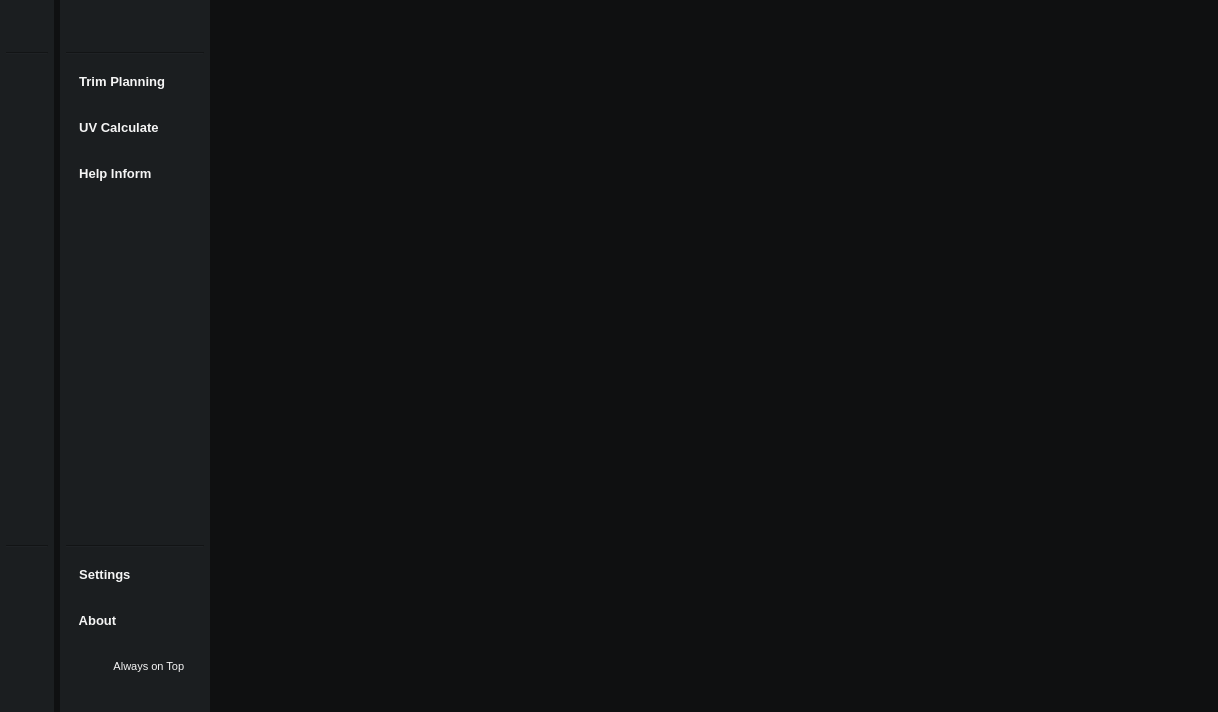
Old version of the form TrimSheet_ToolsV2/Views/WinMain.ui in the repository JoaoFAbrahan/TrimSheet_ToolsV2.
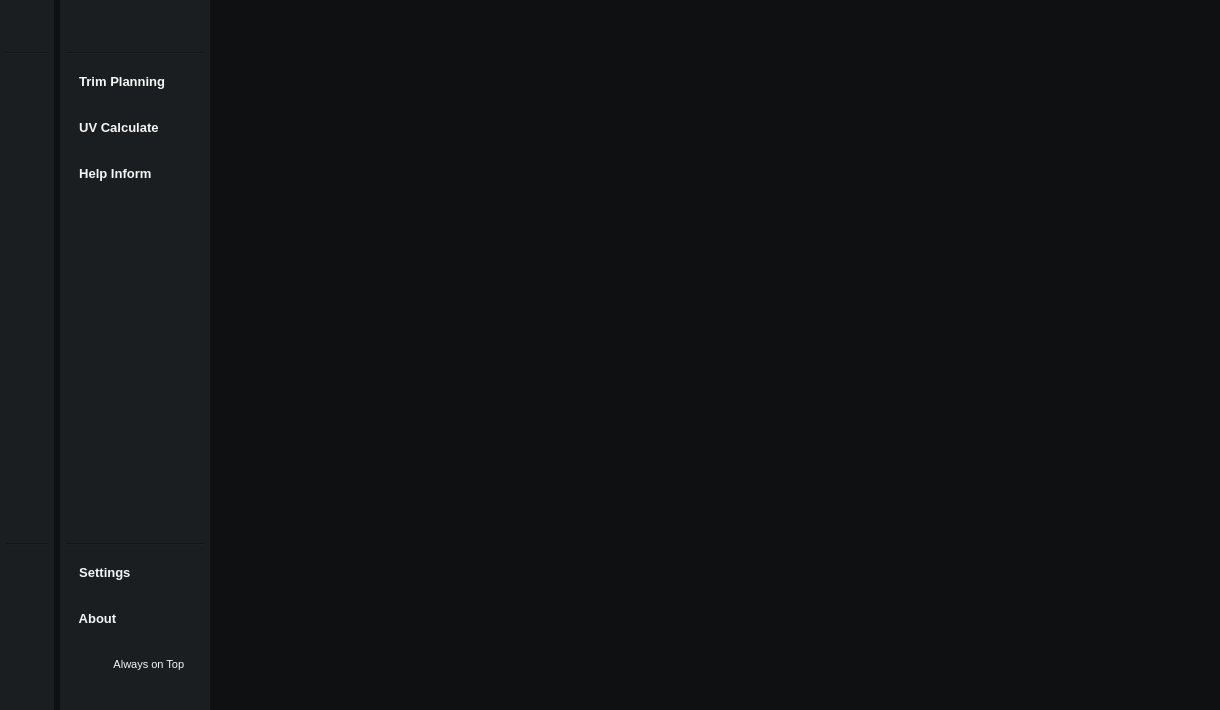
New version of the form. Icons and pictures are not drawn. Custom widgets are drawn as their Qt base class.

Patch:
```diff
--- a/TrimSheet_ToolsV2/Views/WinMain.ui
+++ b/TrimSheet_ToolsV2/Views/WinMain.ui
@@ -6,8 +6,8 @@
    <rect>
     <x>0</x>
     <y>0</y>
-    <width>1218</width>
-    <height>712</height>
+    <width>1220</width>
+    <height>710</height>
    </rect>
   </property>
   <property name="windowTitle">
```
Left out of the diff: 8 changed lines with no effect on the pictures.
